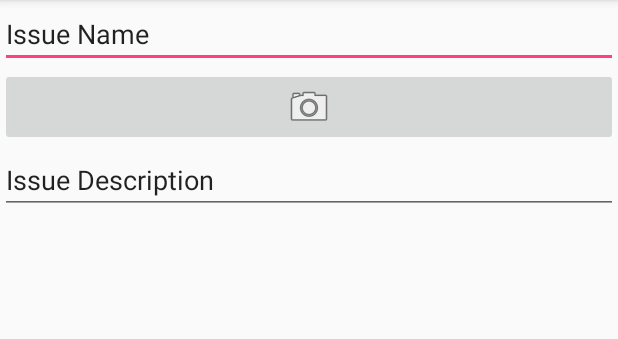
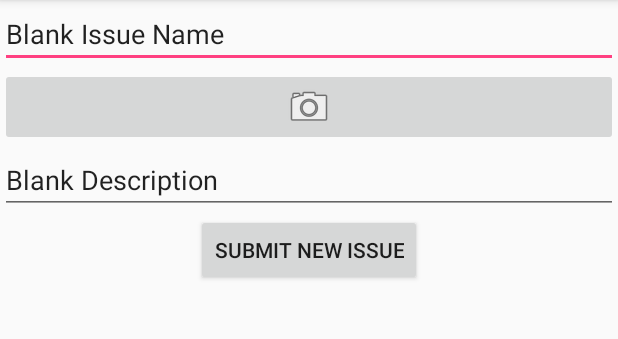
Before and after one commit to GKohavi/wehaveissues, an Android app: the CreateIssueFragment screen opened directly, with no data from a screen before it, on a phone screen of 412 x 824 dp, the part 84-423 px from its top. Run offline under Robolectric (Android 15) with nearby library versions, the phone set to English and light mode, and no system bars.

Commit message:
Added ability to submit a new issue

```diff
--- a/Example/app/src/main/java/example/example/Issue.java
+++ b/Example/app/src/main/java/example/example/Issue.java
@@ -24,7 +24,7 @@ public class Issue {
     public Issue() {
         name = "Blank Issue Name";
         score = -1;
-        description = "Please help us FixIt!";
+        description = "Blank Description";
         pic = null;
         lat = 37.8710; //Default Memorial Stadium Lat
         lon = -122.2508; //Default Memorial Stadium Lon
--- a/Example/app/src/main/res/layout/create_issue.xml
+++ b/Example/app/src/main/res/layout/create_issue.xml
@@ -8,7 +8,7 @@
         android:layout_width="match_parent"
         android:layout_height="wrap_content"
         android:inputType="textPersonName"
-        android:text="Issue Name"
+        android:text="@string/initial_title"
         android:ems="10"
         android:id="@+id/titleEditText" />
 
@@ -22,8 +22,15 @@
         android:layout_width="match_parent"
         android:layout_height="wrap_content"
         android:inputType="textPersonName"
-        android:text="Issue Description"
+        android:text="@string/initial_description"
         android:ems="10"
         android:id="@+id/descriptionEditText" />
 
+    <Button
+        android:id="@+id/submitButton"
+        android:layout_width="wrap_content"
+        android:layout_height="wrap_content"
+        android:layout_gravity="center_horizontal"
+        android:text="Submit New Issue" />
+
 </LinearLayout>
--- a/Example/app/src/main/res/values/strings.xml
+++ b/Example/app/src/main/res/values/strings.xml
@@ -1,4 +1,6 @@
 <resources>
     <string name="app_name">Example</string>
     <string name="title_activity_maps">Map</string>
+    <string name="initial_title">Blank Issue Name</string>
+    <string name="initial_description">Blank Description</string>
 </resources>
```
Also changed, not shown: Example/app/src/main/java/example/example/CreateIssueFragment.java (+34 -0 lines).
